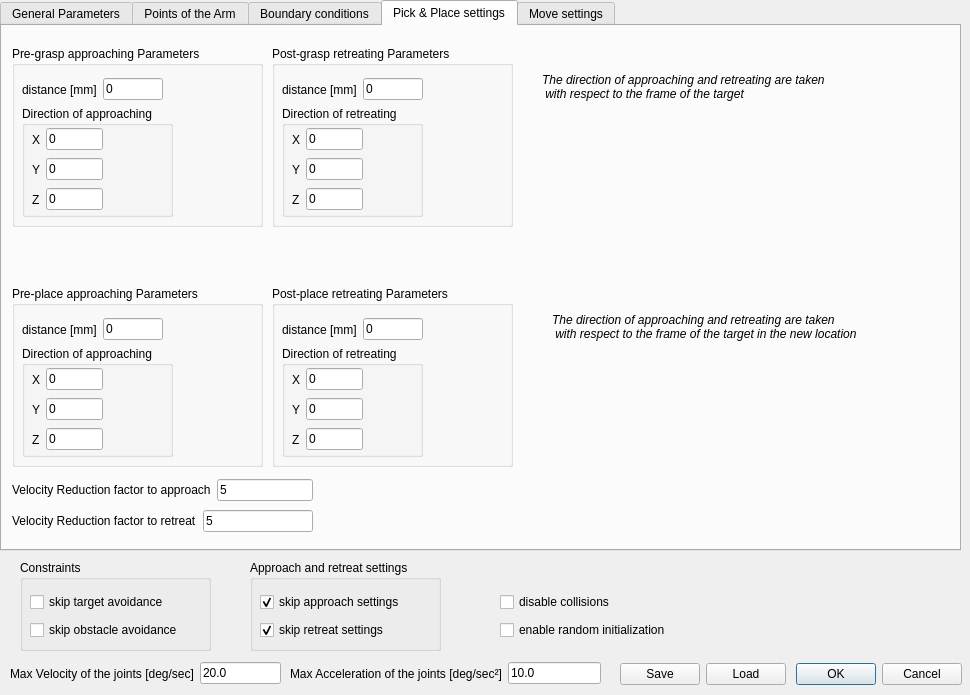
The window that ui/toldialoghump.ui (JoaoQPereira/motion_manager) describes before a commit, drawn with Qt 5.
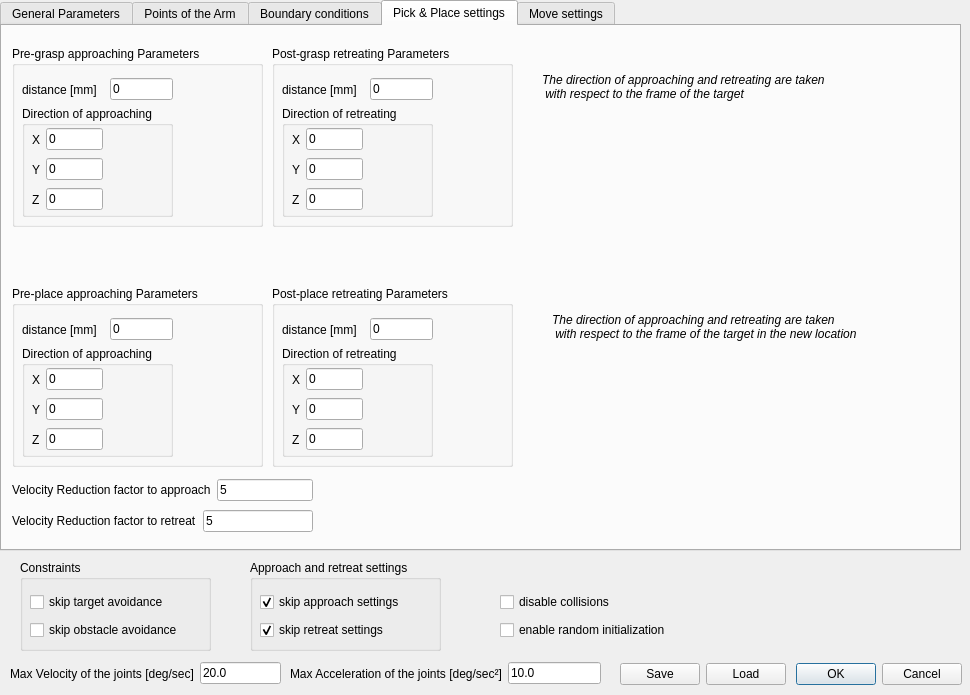
The same window after the commit. The open tabs and pages were chosen to show the change.

```diff
--- a/ui/toldialoghump.ui
+++ b/ui/toldialoghump.ui
@@ -2118,7 +2118,7 @@
        <rect>
         <x>10</x>
         <y>30</y>
-        <width>141</width>
+        <width>151</width>
         <height>27</height>
        </rect>
       </property>
@@ -2126,7 +2126,7 @@
        <item>
         <widget class="QLabel" name="label_31">
          <property name="text">
-          <string>distance [mm]</string>
+          <string>distance [mm]  </string>
          </property>
         </widget>
        </item>
@@ -2248,7 +2248,7 @@
        <rect>
         <x>10</x>
         <y>30</y>
-        <width>141</width>
+        <width>151</width>
         <height>27</height>
        </rect>
       </property>
@@ -2256,7 +2256,7 @@
        <item>
         <widget class="QLabel" name="label_33">
          <property name="text">
-          <string>distance [mm]</string>
+          <string>distance [mm]  </string>
          </property>
         </widget>
        </item>
@@ -2274,12 +2274,12 @@
        <rect>
         <x>10</x>
         <y>60</y>
-        <width>141</width>
+        <width>151</width>
         <height>111</height>
        </rect>
       </property>
       <property name="title">
-       <string>Direction of retreating</string>
+       <string>Direction of retreating </string>
       </property>
       <widget class="QWidget" name="layoutWidget_14">
        <property name="geometry">
@@ -2398,7 +2398,7 @@
        <rect>
         <x>10</x>
         <y>30</y>
-        <width>141</width>
+        <width>151</width>
         <height>27</height>
        </rect>
       </property>
@@ -2406,7 +2406,7 @@
        <item>
         <widget class="QLabel" name="label_186">
          <property name="text">
-          <string>distance [mm]</string>
+          <string>distance [mm]  </string>
          </property>
         </widget>
        </item>
@@ -2548,7 +2548,7 @@
        <rect>
         <x>10</x>
         <y>30</y>
-        <width>141</width>
+        <width>151</width>
         <height>27</height>
        </rect>
       </property>
@@ -2556,7 +2556,7 @@
        <item>
         <widget class="QLabel" name="label_190">
          <property name="text">
-          <string>distance [mm]</string>
+          <string>distance [mm]  </string>
          </property>
         </widget>
        </item>
@@ -2574,12 +2574,12 @@
        <rect>
         <x>10</x>
         <y>60</y>
-        <width>141</width>
+        <width>151</width>
         <height>111</height>
        </rect>
       </property>
       <property name="title">
-       <string>Direction of retreating</string>
+       <string>Direction of retreating  </string>
       </property>
       <widget class="QWidget" name="layoutWidget_26">
        <property name="geometry">
```
Left out of the diff: 32 changed lines with no effect on the pictures.
